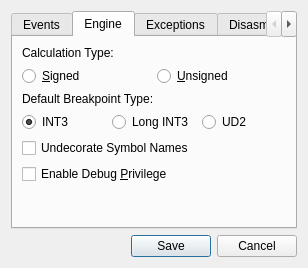
First picture: the form in x64_dbg_gui/Project/Src/Gui/SettingsDialog.ui, repository x64dbg/x64dbg, before the edit.
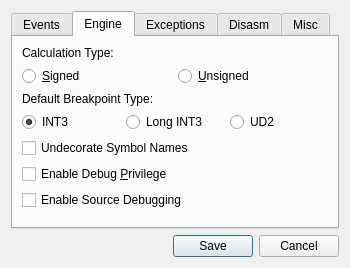
Second picture: the form after the edit. The open tabs and pages were chosen to show the change. Icons and pictures are not drawn.

Commit message: DBG+GUI: resolved issue #81 (very simple source code debugging)

The edit to the form file:
```diff
--- a/x64_dbg_gui/Project/Src/Gui/SettingsDialog.ui
+++ b/x64_dbg_gui/Project/Src/Gui/SettingsDialog.ui
@@ -6,8 +6,8 @@
    <rect>
     <x>0</x>
     <y>0</y>
-    <width>308</width>
-    <height>220</height>
+    <width>350</width>
+    <height>250</height>
    </rect>
   </property>
   <property name="sizePolicy">
@@ -245,6 +245,13 @@
          </property>
         </widget>
        </item>
+       <item>
+        <widget class="QCheckBox" name="chkEnableSourceDebugging">
+         <property name="text">
+          <string>Enable Source Debugging</string>
+         </property>
+        </widget>
+       </item>
        <item>
         <spacer name="verticalSpacer">
          <property name="orientation">
```
The commit also changes 10 other files.
